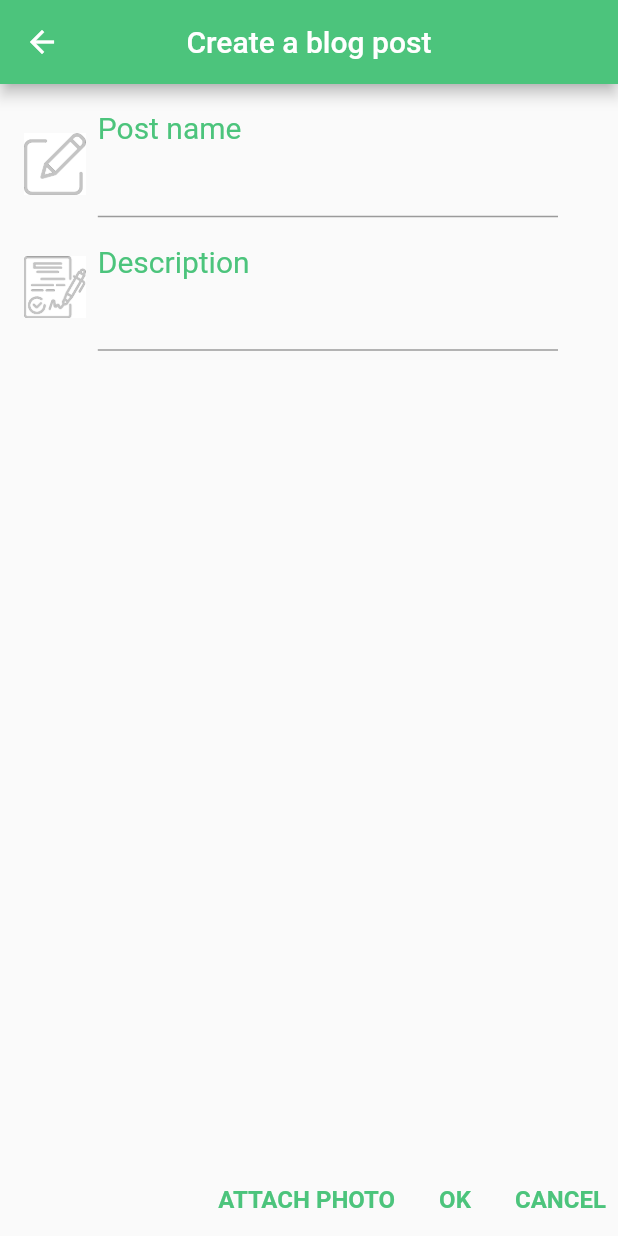
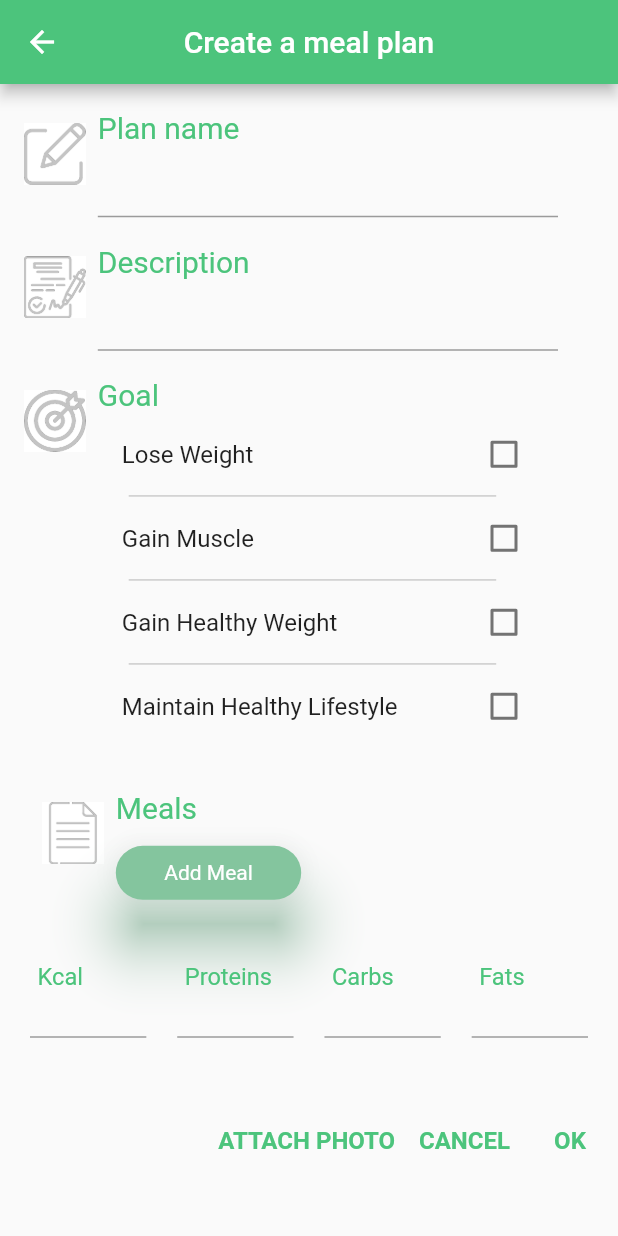
Before and after one commit to Technion236272/2022b-YourFitnessGuide, a Flutter app: the screen it shows after launch, on a phone screen of 412 x 824 dp. Run offline on Flutter 3.47's test engine with Material 2 defaults, Android fonts, the phone set to English and light mode, and no system bars; our stand-ins replace firebase_auth, firebase_core, font_awesome_flutter, google_sign_in, image_picker; missing offline and left inert: flutter_facebook_auth; accounts and stored records are empty.

Commit message:
meal plan post design almost complete #25

```diff
--- /dev/null
+++ b/lib/Screens/mealPlanScreen.dart
@@ -0,0 +1,470 @@
+
+import 'package:flutter/cupertino.dart';
+import 'package:flutter/material.dart';
+import 'package:yourfitnessguide/utils/constants.dart';
+
+class MealPlanScreen extends StatefulWidget {
+  const MealPlanScreen({Key? key}) : super(key: key);
+
+  @override
+  State<MealPlanScreen> createState() => _MealPlanScreenState();
+}
+
+class _MealPlanScreenState extends State<MealPlanScreen> {
+  final appTheme = const Color(0xff4CC47C);
+  TextEditingController mealPlanNameController = TextEditingController();
+  TextEditingController DescriptionController = TextEditingController();
+  TextEditingController KcalController = TextEditingController();
+  TextEditingController ProtiensController = TextEditingController();
+  TextEditingController CarbsController = TextEditingController();
+  TextEditingController FatsController = TextEditingController();
+  bool? loseWeight = false;
+  bool? gainMuscle = false;
+  bool? gainWeight = false;
+  bool? maintainHealth = false;
+  final List<TextEditingController> _controllerInput = [];
+  final List<TextField> _textFieldInput = [];
+  Widget _buildmealPlanName(double height) {
+    final iconSize = height * 0.050;
+    return Row(
+      mainAxisAlignment: MainAxisAlignment.start,
+      crossAxisAlignment: CrossAxisAlignment.start,
+      children: [
+        Container(
+            padding: const EdgeInsets.all(8.0),
+            child: Image.asset(
+              'images/icons/post_name.png',
+              height: iconSize,
+              width: iconSize,
+            )),
+        Expanded(
+          flex: 1,
+          child: Column(
+            mainAxisAlignment: MainAxisAlignment.start,
+            crossAxisAlignment: CrossAxisAlignment.start,
+            children: <Widget>[
+              Text(
+                "Plan name",
+                style: TextStyle(
+                  color: appTheme,
+                  fontSize: 20,
+                  // fontWeight: FontWeight.bold,
+                ),
+              ),
+              TextField(
+                keyboardType: TextInputType.name,
+                controller: mealPlanNameController,
+                textAlign: TextAlign.left,
+              )
+            ],
+          ),
+        ),
+      ],
+    );
+  }
+
+  Widget _buildDescription(double height) {
+    final iconSize = height * 0.050;
+    return Row(
+      mainAxisAlignment: MainAxisAlignment.start,
+      crossAxisAlignment: CrossAxisAlignment.start,
+      children: [
+        Container(
+            padding: const EdgeInsets.all(8.0),
+            child: Image.asset(
+              'images/icons/description.png',
+              height: iconSize,
+              width: iconSize,
+            )),
+        Expanded(
+          flex: 8,
+          child: Column(
+            mainAxisAlignment: MainAxisAlignment.start,
+            crossAxisAlignment: CrossAxisAlignment.start,
+            children: <Widget>[
+              Text(
+                "Description",
+                style: TextStyle(
+                  color: appTheme,
+                  fontSize: 20,
+                  //fontWeight: FontWeight.bold,
+                ),
+              ),
+              TextField(
+                minLines: 1,
+                maxLines: 8,
+                keyboardType: TextInputType.multiline,
+                controller: DescriptionController,
+                textAlign: TextAlign.left,
+              )
+            ],
+          ),
+        ),
+      ],
+    );
+  }
+
+  Widget _buildGoal(double height, double width) {
+    final iconSize = height * 0.050;
+    return Row(
+      mainAxisAlignment: MainAxisAlignment.start,
+      crossAxisAlignment: CrossAxisAlignment.start,
+      children: [
+        Container(
+            padding: const EdgeInsets.all(8.0),
+            child: Image.asset(
+              'images/icons/goal.png',
+              height: iconSize,
+              width: iconSize,
+            )),
+        Expanded(
+          flex: 8,
+          child: Column(
+            mainAxisAlignment: MainAxisAlignment.start,
+            crossAxisAlignment: CrossAxisAlignment.start,
+            children: <Widget>[
+              Text(
+                "Goal",
+                style: TextStyle(
+                  color: appTheme,
+                  fontSize: 20,
+                  // fontWeight: FontWeight.bold,
+                ),
+              ),
+              _buildGoalChoices(height, width),
+            ],
+          ),
+        ),
+      ],
+    );
+  }
+
+  Widget _buildGoalChoices(double height, double width) {
+    return Column(
+      crossAxisAlignment: CrossAxisAlignment.start,
+      children: [
+        CheckboxListTile(
+            title: Text('Lose Weight'),
+            value: loseWeight,
+            //groupValue: userGoal,
+            activeColor: appTheme,
+            onChanged: (value) => setState(() {
+              loseWeight = value;
+            })),
+        Divider(
+          color: Colors.grey,
+          height: 0,
+          thickness: 0.5,
+          indent: width * 0.05,
+          endIndent: width * 0.1,
+        ),
+        CheckboxListTile(
+            title: Text('Gain Muscle'),
+            value: gainMuscle,
+            activeColor: appTheme,
+            onChanged: (value) => setState(() {
+              gainMuscle = value;
+            })),
+        Divider(
+          color: Colors.grey,
+          height: 0,
+          thickness: 0.5,
+          indent: width * 0.05,
+          endIndent: width * 0.1,
+        ),
+        CheckboxListTile(
+            title: Text('Gain Healthy Weight'),
+            value: gainWeight,
+            activeColor: appTheme,
+            onChanged: (value) => setState(() {
+              gainWeight = value;
+            })),
+        Divider(
+          color: Colors.grey,
+          height: 0,
+          thickness: 0.5,
+          indent: width * 0.05,
+          endIndent: width * 0.1,
+        ),
+        CheckboxListTile(
+            title: Text('Maintain Healthy Lifestyle'),
+            value: maintainHealth,
+            activeColor: appTheme,
+            onChanged: (value) => setState(() {
+              maintainHealth = value;
+            })),
+      ],
+    );
+  }
+  Widget _buildMealContents(double height, double width) {
+    return Padding(
+        padding: EdgeInsets.only(bottom: height * 0.03),
+        child: Row(
+          mainAxisAlignment: MainAxisAlignment.spaceBetween,
+          children: [
+            Expanded(
+                child: TextField(
+                  keyboardType: TextInputType.number,
+                  decoration: InputDecoration(
+                    contentPadding: EdgeInsets.symmetric(horizontal: 5),
+                    labelText: "Kcal",
+                    labelStyle: TextStyle(
+                      color: appTheme,
+                      fontSize: 21,
+                    ),
+                    floatingLabelBehavior: FloatingLabelBehavior.always,
+                  ),
+                  controller: KcalController,
+                )),
+            SizedBox(
+              width: 0.05 * width,
+            ),
+            Expanded(
+              child: TextField(
+                keyboardType: TextInputType.number,
+                decoration: InputDecoration(
+                  contentPadding: EdgeInsets.symmetric(horizontal: 5),
+                  labelText: "Proteins",
+                  labelStyle: TextStyle(
+                    color: appTheme,
+                    fontSize: 21,
+                  ),
+                  floatingLabelBehavior: FloatingLabelBehavior.always,
+                ),
+                controller: ProtiensController,
+              ),
+            ),
+            SizedBox(
+              width: 0.05 * width,
+            ),
+            Expanded(
+                child: TextField(
+                  keyboardType: TextInputType.number,
+                  decoration: InputDecoration(
+                    contentPadding: EdgeInsets.symmetric(horizontal: 5),
+                    labelText: "Carbs",
+                    labelStyle: TextStyle(
+                      color: appTheme,
+                      fontSize: 21,
+                    ),
+                    floatingLabelBehavior: FloatingLabelBehavior.always,
+                  ),
+                  controller: CarbsController,
+                )),
+            SizedBox(
+              width: 0.05 * width,
+            ),
+            Expanded(
+                child: TextField(
+                  keyboardType: TextInputType.number,
+                  decoration: InputDecoration(
+                    contentPadding: EdgeInsets.symmetric(horizontal: 5),
+                    labelText: "Fats",
+                    labelStyle: TextStyle(
+                      color: appTheme,
+                      fontSize: 21,
+                    ),
+                    floatingLabelBehavior: FloatingLabelBehavior.always,
+                  ),
+                  controller: FatsController,
+                ))
+          ],
+        ));
+  }
+  Widget _buildMeals(double height, double width) {
+    final iconSize = height * 0.050;
+    return Row(
+      mainAxisAlignment: MainAxisAlignment.start,
+      crossAxisAlignment: CrossAxisAlignment.start,
+      children: [
+        Container(
+            padding: const EdgeInsets.all(8.0),
+            child: Image.asset(
+              'images/icons/exercises.png',
+              height: iconSize,
+              width: iconSize,
+            )),
+        Expanded(
+          flex: 1,
+          child: Column(
+            mainAxisAlignment: MainAxisAlignment.end,
+            crossAxisAlignment: CrossAxisAlignment.start,
+            children: <Widget>[
+              Text(
+                "Meals",
+                style: TextStyle(
+                  color: appTheme,
+                  fontSize: 20,
+                  // fontWeight: FontWeight.bold,
+                ),
+              ),
+            /*  Container(
+                  padding: const EdgeInsets.fromLTRB(50, 8, 40, 10),
+                  child: ElevatedButton(
+                    child: const Text("Add BreakFast"),
+                    style: ElevatedButton.styleFrom(
+                        primary: Color(0xff84C59E),
+                        shadowColor: appTheme,
+                        elevation: 1,
+                        shape: new RoundedRectangleBorder(
+                            borderRadius: new BorderRadius.circular(0)),
+                        fixedSize: Size(width * 0.4, height * 0.040),
+                        textStyle: TextStyle(
+                          fontSize: 14,
+                          color: Colors.white,
+                        )),
+                    onPressed: () {
+                    },
+                  )),
+              Container(
+                  padding: const EdgeInsets.fromLTRB(50, 8, 40, 10),
+                  child: ElevatedButton(
+                    child: const Text("Add Launch"),
+                    style: ElevatedButton.styleFrom(
+                        primary: Color(0xff84C59E),
+                        shadowColor: appTheme,
+                        elevation: 1,
+                        shape: new RoundedRectangleBorder(
+                            borderRadius: new BorderRadius.circular(0)),
+                        fixedSize: Size(width * 0.4, height * 0.040),
+                        textStyle: TextStyle(
+                          fontSize: 14,
+                          color: Colors.white,
+                        )),
+                    onPressed: () {
+                    },
+                  )),
+              Container(
+                  padding: const EdgeInsets.fromLTRB(50, 8, 40, 10),
+                  child: ElevatedButton(
+                    child: const Text("Add dinner"),
+                    style: ElevatedButton.styleFrom(
+                        primary: Color(0xff84C59E),
+                        shadowColor: appTheme,
+                        elevation: 1,
+                        shape: new RoundedRectangleBorder(
+                            borderRadius: new BorderRadius.circular(0)),
+                        fixedSize: Size(width * 0.4, height * 0.040),
+                        textStyle: TextStyle(
+                          fontSize: 14,
+                          color: Colors.white,
+                        )),
+                    onPressed: () {
+                    },
+                  )),
+
+             */
+              Container(
+                  padding: const EdgeInsets.fromLTRB(0, 8, 40, 10),
+                  child: ElevatedButton(
+                    child: const Text("Add Meal"),
+                    style: ElevatedButton.styleFrom(
+                        primary: Color(0xff84C59E),
+                        shadowColor: appTheme,
+                        elevation: 17,
+                        shape: new RoundedRectangleBorder(
+                            borderRadius: new BorderRadius.circular(20.0)),
+                        fixedSize: Size(width * 0.3, height * 0.040),
+                        textStyle: TextStyle(
+                          fontSize: 14,
+                          color: Colors.white,
+                        )),
+                    onPressed: () {
+                      Navigator.pushNamed(context, mealAddRoute);
+                    },
+                  )),
+            ],
+          ),
+        ),
+      ],
+    );
+  }
+
+  @override
+  Widget build(BuildContext context) {
+    final screenSize = MediaQuery.of(context).size;
+    final height = screenSize.height;
+    final width = screenSize.width;
+    return Scaffold(
+      appBar: AppBar(
+        title: const Text(
+          'Create a meal plan',
+        ),
+        backgroundColor: appTheme,
+        centerTitle: true,
+      ),
+      body:
+      SingleChildScrollView(
+        child: Column(
+            mainAxisAlignment: MainAxisAlignment.start,
+            crossAxisAlignment: CrossAxisAlignment.start,
+            children: <Widget>[
+              SizedBox(
+                height: height * 0.012,
+              ),
+              Container(
+                padding: const EdgeInsets.fromLTRB(8, 8, 40, 10),
+                child: _buildmealPlanName(height),
+              ),
+              Container(
+                padding: const EdgeInsets.fromLTRB(8, 8, 40, 10),
+                child: _buildDescription(height),
+              ),
+              Container(
+                padding: const EdgeInsets.fromLTRB(8, 8, 40, 20),
+                child: _buildGoal(height, width),
+              ),
+              Container(
+                padding: const EdgeInsets.fromLTRB(20, 8, 20, 20),
+                child: _buildMeals(height, width),
+              ),
+              Container(
+                padding: const EdgeInsets.fromLTRB(20, 8, 20, 20),
+                child: _buildMealContents(height, width),
+              ),
+
+              Container(
+                child: Row(
+                    mainAxisAlignment: MainAxisAlignment.end,
+                    crossAxisAlignment: CrossAxisAlignment.start,
+                    children: [
+                      TextButton(
+                        onPressed: () {},
+                        child: Text('ATTACH PHOTO',
+                            style: TextStyle(
+                              color: appTheme,
+                              fontSize: 16,
+                              fontWeight: FontWeight.bold,
+                            )),
+                      ),
+                      TextButton(
+                        onPressed: () {},
+                        child: Text('CANCEL',
+                            textAlign: TextAlign.right,
+                            style: TextStyle(
+                              color: appTheme,
+                              fontSize: 16,
+                              fontWeight: FontWeight.bold,
+                            )),
+                      ),
+                      TextButton(
+                        onPressed: () {},
+                        child: Text('OK',
+                            textAlign: TextAlign.right,
+                            style: TextStyle(
+                              color: appTheme,
+                              fontSize: 16,
+                              fontWeight: FontWeight.bold,
+                            )),
+                      )
+                    ]),
+              )
+
+            ]),
+      ),
+
+      resizeToAvoidBottomInset: true,
+    );
+  }
+
+}
--- a/lib/main.dart
+++ b/lib/main.dart
@@ -45,7 +45,7 @@ class MyApp extends StatelessWidget {
         child: MaterialApp(
           title: 'YourFitnessGuide',
           onGenerateRoute: router.generateRoute,
-          initialRoute: blogPostRoute,
+          initialRoute: mealPlanRoute,
           theme: ThemeData(
             /*colorScheme: ColorScheme.fromSwatch(
               primarySwatch: Colors.grey,
--- a/lib/utils/constants.dart
+++ b/lib/utils/constants.dart
@@ -5,3 +5,5 @@ const String homeRoute = '/home';
 const String blogPostRoute = '/blogpost';
 const String editProfileRoute = '/edit';
 const String profileRoute = '/profile';
+const String mealPlanRoute = '/mealplan';
+const String mealAddRoute = '/meal';
--- a/lib/utils/router.dart
+++ b/lib/utils/router.dart
@@ -8,6 +8,8 @@ import 'package:yourfitnessguide/Screens/resetPasswordScreen.dart';
 import 'package:yourfitnessguide/Screens/editProfileScreen.dart';
 import 'package:yourfitnessguide/home.dart';
 import 'package:yourfitnessguide/utils/constants.dart';
+import 'package:yourfitnessguide/Screens/mealPlanScreen.dart';
+import 'package:yourfitnessguide/Screens/mealAddScreen.dart';
 
 Route<dynamic> generateRoute(RouteSettings settings) {
   switch (settings.name) {
@@ -23,6 +25,10 @@ Route<dynamic> generateRoute(RouteSettings settings) {
       return MaterialPageRoute(builder: (context) => BlogPostScreen());
     case editProfileRoute:
       return MaterialPageRoute(builder: (context) => EditProfileScreen());
+    case mealPlanRoute:
+      return MaterialPageRoute(builder: (context) => MealPlanScreen());
+    case mealAddRoute:
+      return MaterialPageRoute(builder: (context) => MealScreen());
     case profileRoute:
       return MaterialPageRoute(builder: (context) => ProfileScreen());
     default:
```
Also changed, not shown: lib/Screens/mealAddScreen.dart (added, +255 -0 lines).
